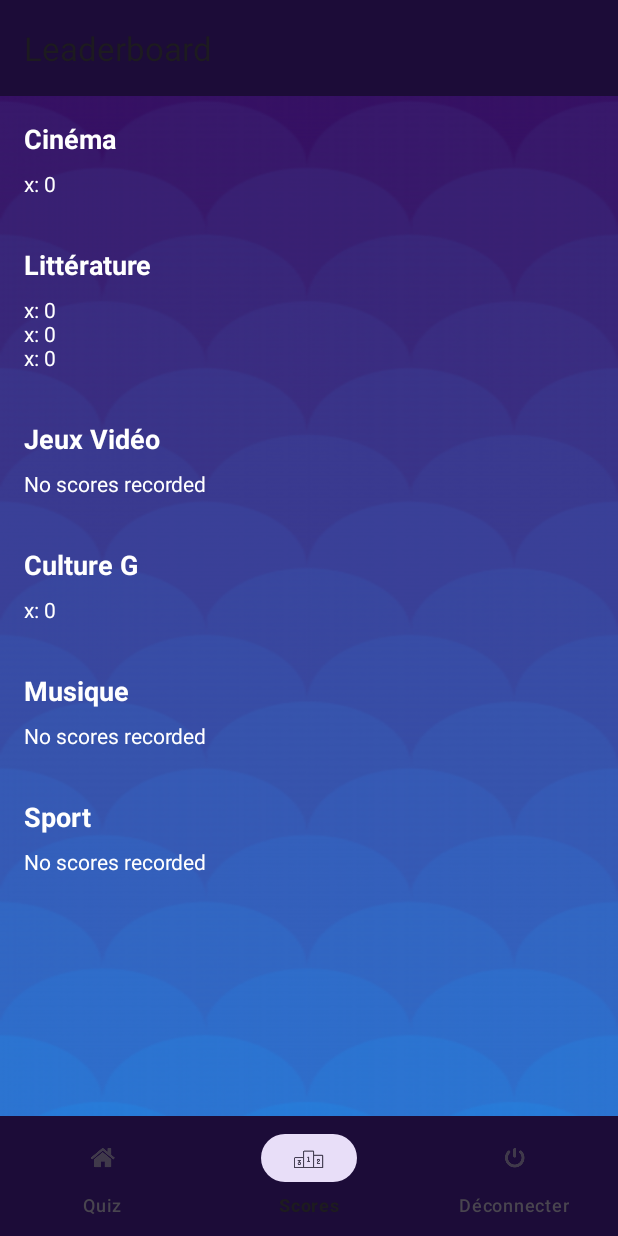
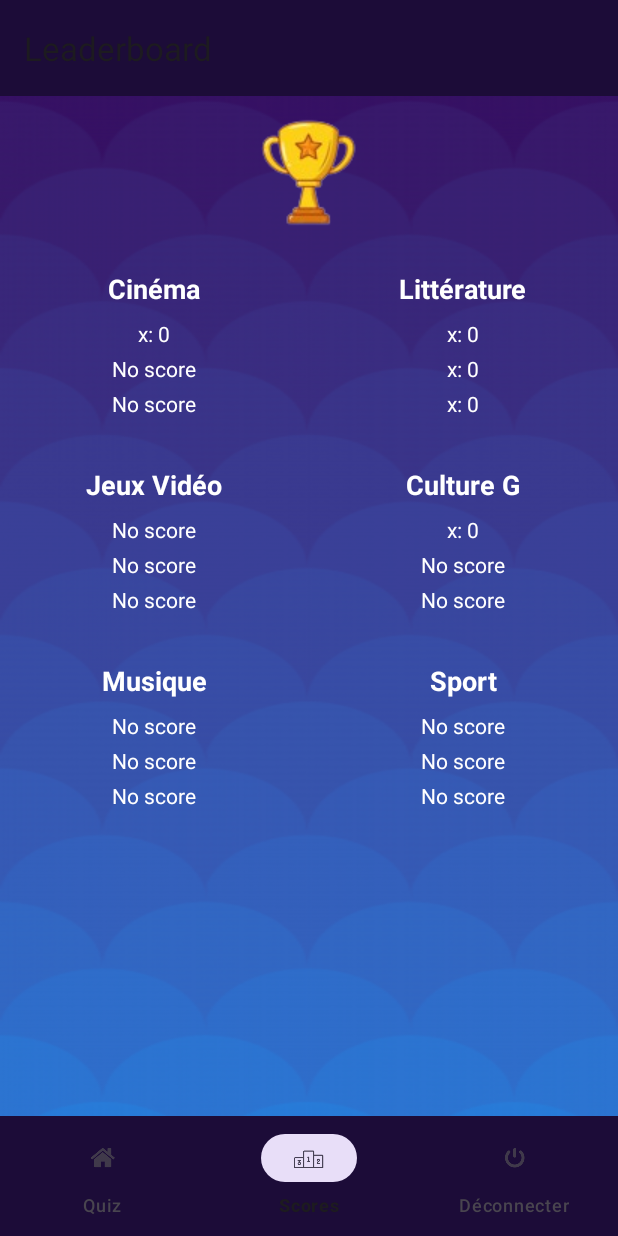
Before and after one commit to Dinholu/tpKotlin01, an Android app: the LeaderboardFragment screen opened through its navigation route, on a phone screen of 412 x 824 dp. Run offline under Robolectric (Android 15) with nearby library versions, the phone set to English and light mode, and no system bars; our stand-ins replace Room's generated code, navigation-ui.

Commit message:
Clean leaderboard

```diff
--- a/app/src/main/java/com/example/quizz/LeaderboardAdapter.kt
+++ b/app/src/main/java/com/example/quizz/LeaderboardAdapter.kt
@@ -13,7 +13,9 @@ class LeaderboardAdapter(private val items: List<LeaderboardItem>) : RecyclerVie
 
     class ViewHolder(view: View) : RecyclerView.ViewHolder(view) {
         val categoryName: TextView = view.findViewById(R.id.categoryName)
-        val scores: TextView = view.findViewById(R.id.scores)
+        val score1: TextView = view.findViewById(R.id.score1)
+        val score2: TextView = view.findViewById(R.id.score2)
+        val score3: TextView = view.findViewById(R.id.score3)
     }
 
     override fun onCreateViewHolder(parent: ViewGroup, viewType: Int): ViewHolder {
@@ -25,11 +27,9 @@ class LeaderboardAdapter(private val items: List<LeaderboardItem>) : RecyclerVie
     override fun onBindViewHolder(holder: ViewHolder, position: Int) {
         val item = items[position]
         holder.categoryName.text = item.categoryName
-        holder.scores.text = if (item.scores.isEmpty()) {
-            "No scores recorded"
-        } else {
-            item.scores.joinToString("\n") { "${it.player}: ${it.score}" }
-        }
+        holder.score1.text = item.scores.getOrNull(0)?.let { "${it.player}: ${it.score}" } ?: "No score"
+        holder.score2.text = item.scores.getOrNull(1)?.let { "${it.player}: ${it.score}" } ?: "No score"
+        holder.score3.text = item.scores.getOrNull(2)?.let { "${it.player}: ${it.score}" } ?: "No score"
     }
 
     override fun getItemCount(): Int = items.size
--- a/app/src/main/java/com/example/quizz/LeaderboardFragment.kt
+++ b/app/src/main/java/com/example/quizz/LeaderboardFragment.kt
@@ -5,11 +5,9 @@ import android.util.Log
 import android.view.LayoutInflater
 import android.view.View
 import android.view.ViewGroup
-import androidx.core.view.ViewCompat
-import androidx.core.view.WindowInsetsCompat
 import androidx.fragment.app.Fragment
 import androidx.lifecycle.lifecycleScope
-import androidx.recyclerview.widget.LinearLayoutManager
+import androidx.recyclerview.widget.GridLayoutManager
 import androidx.recyclerview.widget.RecyclerView
 import kotlinx.coroutines.Dispatchers
 import kotlinx.coroutines.launch
@@ -28,7 +26,7 @@ class LeaderboardFragment : Fragment() {
         val view = inflater.inflate(R.layout.fragment_leaderboard, container, false)
 
         leaderboardRecyclerView = view.findViewById(R.id.leaderboardRecyclerView)
-        leaderboardRecyclerView.layoutManager = LinearLayoutManager(context)
+        leaderboardRecyclerView.layoutManager = GridLayoutManager(context, 2)
         database = (requireActivity().application as QuizApplication).database
 
         loadLeaderboard(view)
--- a/app/src/main/res/layout/fragment_leaderboard.xml
+++ b/app/src/main/res/layout/fragment_leaderboard.xml
@@ -9,12 +9,22 @@
     android:layout_height="match_parent"
     tools:context=".LeaderboardFragment">
 
+    <ImageView
+        android:id="@+id/trophyImageView"
+        android:layout_width="100dp"
+        android:layout_height="100dp"
+        android:src="@drawable/trophee"
+        app:layout_constraintTop_toTopOf="parent"
+        app:layout_constraintEnd_toEndOf="parent"
+        app:layout_constraintStart_toStartOf="parent"
+        android:layout_marginBottom="16dp" />
+
     <androidx.recyclerview.widget.RecyclerView
         android:id="@+id/leaderboardRecyclerView"
         android:layout_width="0dp"
         android:layout_height="0dp"
-        app:layout_constraintTop_toTopOf="parent"
+        app:layout_constraintTop_toBottomOf="@id/trophyImageView"
         app:layout_constraintBottom_toBottomOf="parent"
-        app:layout_constraintStart_toStartOf="parent"
-        app:layout_constraintEnd_toEndOf="parent"/>
+        app:layout_constraintEnd_toEndOf="parent"
+        app:layout_constraintStart_toStartOf="parent" />
 </androidx.constraintlayout.widget.ConstraintLayout>
--- a/app/src/main/res/layout/leaderboard_item.xml
+++ b/app/src/main/res/layout/leaderboard_item.xml
@@ -3,6 +3,7 @@
     android:orientation="vertical"
     android:layout_width="match_parent"
     android:layout_height="wrap_content"
+    android:gravity="center"
     android:padding="16dp">
 
     <TextView
@@ -14,9 +15,23 @@
         android:textSize="18sp"/>
 
     <TextView
-        android:id="@+id/scores"
+        android:id="@+id/score1"
         android:layout_width="wrap_content"
         android:layout_height="wrap_content"
         android:textColor="@color/white"
         android:layout_marginTop="8dp"/>
+
+    <TextView
+        android:id="@+id/score2"
+        android:layout_width="wrap_content"
+        android:layout_height="wrap_content"
+        android:textColor="@color/white"
+        android:layout_marginTop="4dp"/>
+
+    <TextView
+        android:id="@+id/score3"
+        android:layout_width="wrap_content"
+        android:layout_height="wrap_content"
+        android:textColor="@color/white"
+        android:layout_marginTop="4dp"/>
 </LinearLayout>
```
Also changed, not shown: app/src/main/java/com/example/quizz/Leaderboard.kt (deleted, +0 -72 lines), app/src/main/res/layout/activity_leaderboard.xml (deleted, +0 -20 lines).
